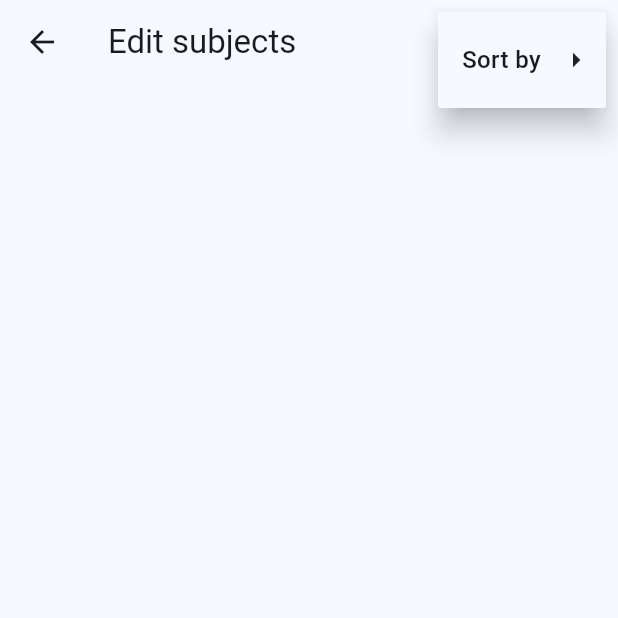
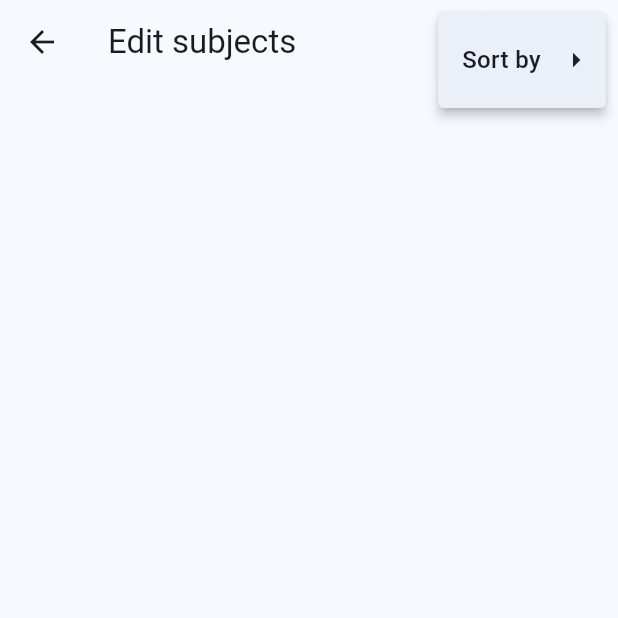
Before and after one commit to NightDreamGames/Graded, a Flutter app: the SubjectEditRoute screen opened by its route, after a tap on the "more vert" icon, on a phone screen of 412 x 824 dp, the top half of it. Run offline on Flutter 3.47's test engine with Material 2 defaults, Android fonts, the phone set to English and light mode, and no system bars; drawn by our look-alikes of dynamic_color; our stand-ins replace diacritic, easy_dynamic_theme, package_info_plus, page_transition, shared_preferences, sprintf; missing offline and left inert: customizable_space_bar, excel, flutter_displaymode; accounts and stored records are empty.

Commit message:
Diverse UI fixes related to Material 3 and colors

```diff
--- a/lib/UI/easy_dialog.dart
+++ b/lib/UI/easy_dialog.dart
@@ -138,7 +138,7 @@ class _EasyDialogState extends State<EasyDialog> {
                 },
                 child: Text(
                   MaterialLocalizations.of(dialogContext).cancelButtonLabel,
-                  style: TextStyle(color: Theme.of(dialogContext).colorScheme.primary),
+                  //style: TextStyle(color: Theme.of(dialogContext).colorScheme.primary),
                 ),
               ),
               TextButton(
@@ -157,7 +157,7 @@ class _EasyDialogState extends State<EasyDialog> {
                 },
                 child: Text(
                   MaterialLocalizations.of(dialogContext).okButtonLabel,
-                  style: TextStyle(color: Theme.of(dialogContext).colorScheme.primary),
+                  //style: TextStyle(color: Theme.of(dialogContext).colorScheme.primary),
                 ),
               )
             ],
--- a/lib/UI/popup_sub_menu.dart
+++ b/lib/UI/popup_sub_menu.dart
@@ -34,11 +34,8 @@ class PopupSubMenuItem<T> extends PopupMenuEntry<T> {
 class _PopupSubMenuState<T> extends State<PopupSubMenuItem<T>> {
   @override
   Widget build(BuildContext context) {
-    return Theme(
-      //TODO correct theme when Flutter updates
-      data: Theme.of(context).copyWith(useMaterial3: false),
-      child: PopupMenuButton<T>(
-        color: Theme.of(context).colorScheme.surface,
+    return PopupMenuButton<T>(
+      color: ElevationOverlay.applySurfaceTint(Theme.of(context).colorScheme.surface, Theme.of(context).colorScheme.surfaceTint, 2),
       tooltip: widget.title,
       onCanceled: () {
         if (Navigator.canPop(context)) {
@@ -91,7 +88,6 @@ class _PopupSubMenuState<T> extends State<PopupSubMenuItem<T>> {
           ],
         ),
       ),
-      ),
     );
   }
 }
--- a/lib/UI/subject_edit_route.dart
+++ b/lib/UI/subject_edit_route.dart
@@ -46,10 +46,8 @@ class _SubjectEditRouteState extends State<SubjectEditRoute> with WidgetsBinding
         title: Text(I18n.of(context).edit_subjects),
         actions: <Widget>[
           IconButton(onPressed: () => _displayTextInputDialog(context), icon: const Icon(Icons.add)),
-          Theme(
-            //TODO correct theme when Flutter updates
-            data: Theme.of(context).copyWith(useMaterial3: false),
-            child: PopupMenuButton<String>(
+          PopupMenuButton<String>(
+            color: ElevationOverlay.applySurfaceTint(Theme.of(context).colorScheme.surface, Theme.of(context).colorScheme.surfaceTint, 2),
             icon: const Icon(Icons.more_vert),
             tooltip: I18n.of(context).more_options,
             itemBuilder: (BuildContext context) {
@@ -74,7 +72,6 @@ class _SubjectEditRouteState extends State<SubjectEditRoute> with WidgetsBinding
               ));
               return entries;
             },
-            ),
           ),
         ],
       ),
@@ -130,9 +127,9 @@ class _SubjectEditRouteState extends State<SubjectEditRoute> with WidgetsBinding
                         ),
                       ),
                     ),
-                    const Padding(
+                    Padding(
                       padding: EdgeInsets.symmetric(horizontal: 16),
-                      child: Divider(height: 1),
+                      child: Divider(height: 1, color: Theme.of(context).colorScheme.surfaceVariant),
                     ),
                   ],
                 );
```
Also changed, not shown: lib/UI/Settings/src/widgets/base_widgets.dart (+8 -10 lines), lib/UI/Settings/src/widgets/settings_widgets.dart (+13 -10 lines), lib/UI/app_theme.dart (+10 -2 lines), lib/UI/subject_route.dart (+4 -7 lines), lib/main.dart (+8 -11 lines). Lines whose indentation alone changed are shown as unchanged.
